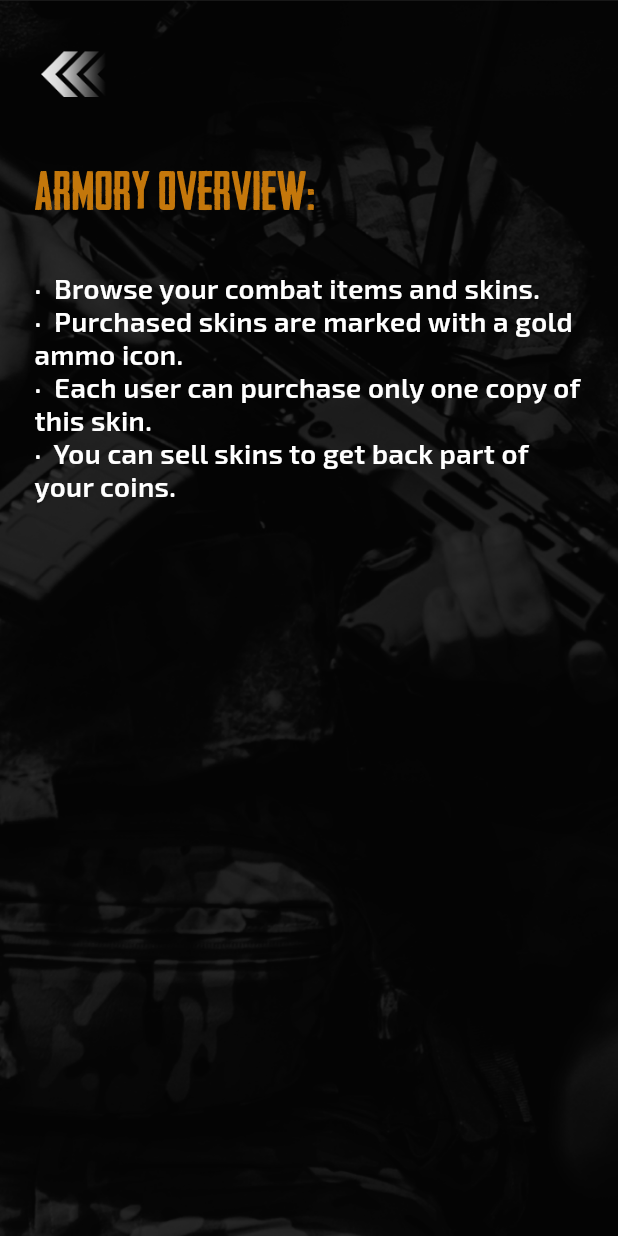
After one commit to SalavatProjects/35_m_reign_of_steel, a Flutter app: the ArmoryOverviewPage screen opened directly, on a phone screen of 412 x 824 dp. The commit adds this screen. Run offline on Flutter 3.47's test engine with Material 3 defaults, Android fonts, the phone set to English and light mode, and no system bars; our stand-ins replace bloc, equatable, flutter_bloc, flutter_screenutil, flutter_svg, hive and 1 more; accounts and stored records are empty; project files that could hold a hidden picture were left out.

Commit message:
added overview

```diff
--- a/lib/gen/assets.gen.dart
+++ b/lib/gen/assets.gen.dart
@@ -142,6 +142,10 @@ class $AssetsImagesGen {
   AssetGenImage get moneySign =>
       const AssetGenImage('assets/images/money sign.png');
 
+  /// File path: assets/images/overview background.png
+  AssetGenImage get overviewBackground =>
+      const AssetGenImage('assets/images/overview background.png');
+
   /// File path: assets/images/p1911.png
   AssetGenImage get p1911 => const AssetGenImage('assets/images/p1911.png');
 
@@ -184,6 +188,7 @@ class $AssetsImagesGen {
         menuCard,
         moneyCard,
         moneySign,
+        overviewBackground,
         p1911,
         pan,
         spikedBat
--- a/lib/pages/armory_items_page.dart
+++ b/lib/pages/armory_items_page.dart
@@ -25,7 +25,6 @@ class ArmoryItemsPage extends StatelessWidget {
 
   @override
   Widget build(BuildContext context) {
-    // final List<(String type, String imagePath, String name, int price)> _weapons = AppConstants.weapons.where((e) => e.$1 == weaponType).toList();
     return PopScope(
       onPopInvokedWithResult: (didPop, result) {
         Navigator.of(context).pushReplacement(
--- /dev/null
+++ b/lib/pages/armory_overview_page.dart
@@ -0,0 +1,51 @@
+import 'package:flutter/material.dart';
+import 'package:proj_35_m_reign_of_steel/gen/gen.dart';
+import 'package:proj_35_m_reign_of_steel/ui_kit/ui_kit.dart';
+import 'package:flutter_screenutil/flutter_screenutil.dart';
+
+class ArmoryOverviewPage extends StatelessWidget {
+  const ArmoryOverviewPage({super.key});
+
+  @override
+  Widget build(BuildContext context) {
+    return Scaffold(
+      body: Container(
+        width: MediaQuery.of(context).size.width,
+        height: MediaQuery.of(context).size.height,
+        decoration: BoxDecoration(
+            color: AppColors.kBackground,
+            image: DecorationImage(
+                image: AssetImage(Assets.images.overviewBackground.path),
+                fit: BoxFit.fill,
+            )
+        ),
+        child: SafeArea(
+          child: Padding(
+            padding: EdgeInsets.all(20.w),
+            child: Column(
+              crossAxisAlignment: CrossAxisAlignment.start,
+              children: [
+                GestureDetector(
+                  onTap: () => Navigator.pop(context),
+                  child: Container(
+                    width: 54.w,
+                    height: 46.w,
+                    padding: EdgeInsets.all(4.w),
+                    child: Image.asset(Assets.images.back.path),
+                  ),
+                ),
+                SizedBox(height: 30.w,),
+                Text('Armory Overview:'.toUpperCase(), style: AppStyles.kHeadlinerDeepOrange(30.sp),),
+                SizedBox(height: 25.w,),
+                Text('\u00b7  Browse your combat items and skins.', style: AppStyles.kExo2WhiteW600(16.sp),),
+                Text('\u00b7  Purchased skins are marked with a gold ammo icon.', style: AppStyles.kExo2WhiteW600(16.sp),),
+                Text('\u00b7  Each user can purchase only one copy of this skin.', style: AppStyles.kExo2WhiteW600(16.sp),),
+                Text('\u00b7  You can sell skins to get back part of your coins.', style: AppStyles.kExo2WhiteW600(16.sp),),
+              ],
+            ),
+          ),
+        ),
+      ),
+    );
+  }
+}
--- a/lib/pages/armory_page.dart
+++ b/lib/pages/armory_page.dart
@@ -7,6 +7,7 @@ import 'package:proj_35_m_reign_of_steel/ui_kit/ui_kit.dart';
 import 'package:proj_35_m_reign_of_steel/gen/gen.dart';
 import 'package:proj_35_m_reign_of_steel/utils/constants.dart';
 import 'package:proj_35_m_reign_of_steel/widgets/widgets.dart';
+import 'armory_overview_page.dart';
 import 'shop_items_page.dart';
 
 class ArmoryPage extends StatelessWidget {
@@ -34,7 +35,8 @@ class ArmoryPage extends StatelessWidget {
                           child: CupertinoButton(
                               padding: EdgeInsets.zero,
                               child: SvgPicture.asset(Assets.icons.about),
-                              onPressed: () {}),
+                              onPressed: () => Navigator.of(context).push(
+                              MaterialPageRoute(builder: (context) => const ArmoryOverviewPage()))),
                         ),
                       ),
                       SizedBox(
--- a/lib/pages/shop_page.dart
+++ b/lib/pages/shop_page.dart
@@ -2,6 +2,7 @@ import 'package:flutter/cupertino.dart';
 import 'package:flutter/material.dart';
 import 'package:flutter_screenutil/flutter_screenutil.dart';
 import 'package:flutter_svg/flutter_svg.dart';
+import 'package:proj_35_m_reign_of_steel/pages/armory_overview_page.dart';
 import 'package:proj_35_m_reign_of_steel/ui_kit/ui_kit.dart';
 import 'package:proj_35_m_reign_of_steel/gen/gen.dart';
 import 'package:proj_35_m_reign_of_steel/utils/constants.dart';
@@ -33,7 +34,9 @@ class ShopPage extends StatelessWidget {
                           child: CupertinoButton(
                             padding: EdgeInsets.zero,
                               child: SvgPicture.asset(Assets.icons.about),
-                              onPressed: () {}),
+                              onPressed: () => Navigator.of(context).push(
+                                  MaterialPageRoute(builder: (context) => const ArmoryOverviewPage()))
+                          ),
                         ),
                       ),
                       SizedBox(
```
Also changed, not shown: assets/images/overview background.png (added).
